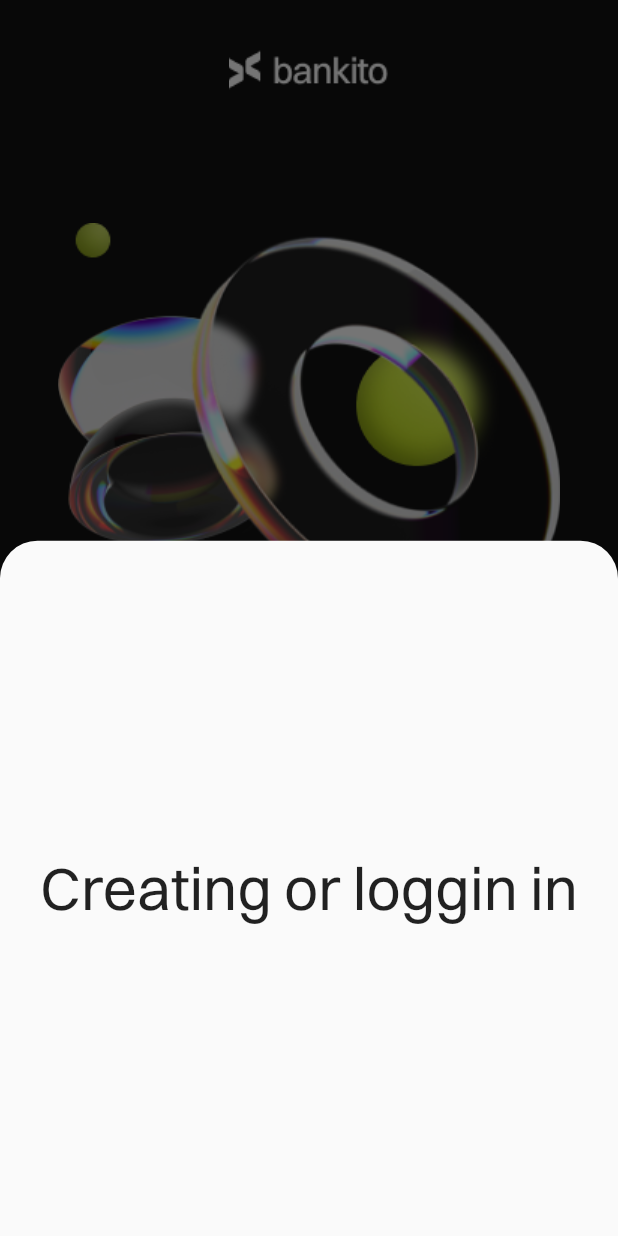
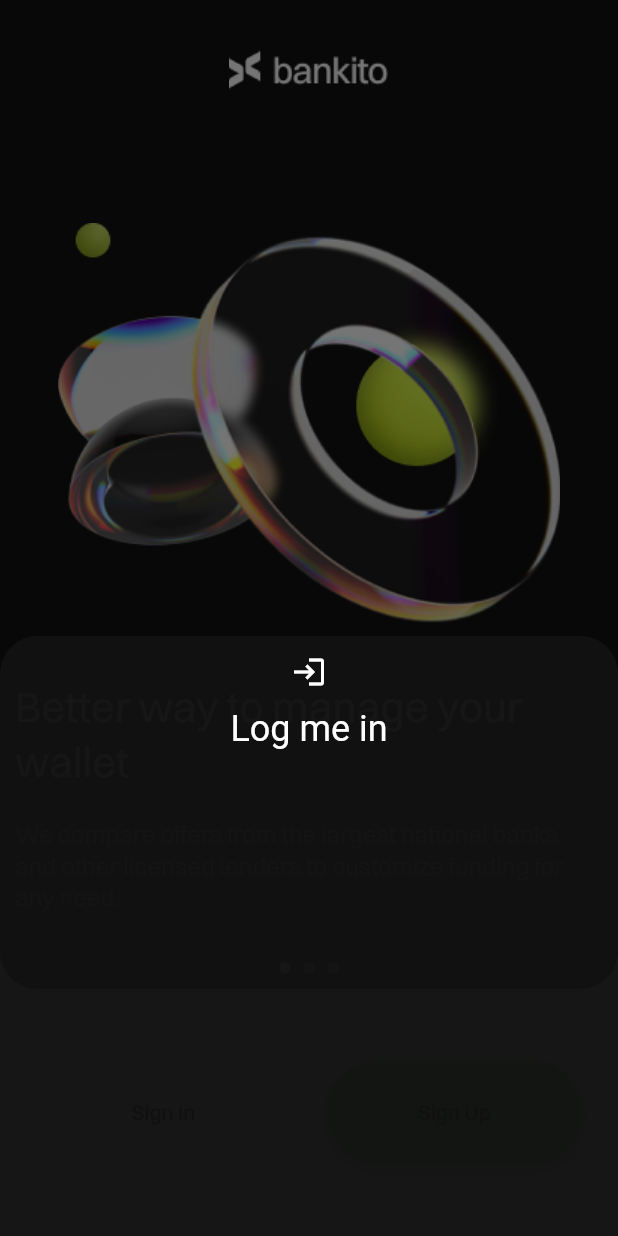
Before and after one commit to browsfer/Bankito, a Flutter app: the SplashScreen screen opened directly, after a tap on "Sign Up", on a phone screen of 412 x 824 dp. Run offline on Flutter 3.47's test engine with Material 2 defaults, Android fonts, the light colour scheme and no system bars; drawn by our look-alikes of intro_slider; our stand-ins replace google_fonts.

Commit message:
Preparing modal bottom sheet, preparing transaction page, managing theme from separate widget

```diff
--- /dev/null
+++ b/lib/onboarding/login_bottomsheet.dart
@@ -0,0 +1,37 @@
+import 'package:flutter/material.dart';
+
+import '../pages/home_page.dart';
+
+class LoginBottomsheet extends StatelessWidget {
+  const LoginBottomsheet({super.key});
+
+  @override
+  Widget build(BuildContext context) {
+    return Container(
+      height: 400,
+      decoration: const BoxDecoration(
+        borderRadius: BorderRadius.only(
+          topLeft: Radius.circular(25),
+          topRight: Radius.circular(25),
+        ),
+      ),
+      child: Column(
+        children: [
+          IconButton(
+            onPressed: () {
+              Navigator.of(context).pushReplacementNamed(HomePage.routeName);
+            },
+            icon: const Icon(
+              Icons.login,
+              color: Colors.white,
+            ),
+          ),
+          RichText(
+              text: const TextSpan(children: [
+            TextSpan(text: 'Log me in', style: TextStyle(fontSize: 24)),
+          ]))
+        ],
+      ),
+    );
+  }
+}
--- a/lib/pages/splash_screen.dart
+++ b/lib/pages/splash_screen.dart
@@ -1,4 +1,6 @@
-import 'package:bankito/widgets/my_intro_slider.dart';
+import 'package:bankito/pages/home_page.dart';
+import 'package:bankito/onboarding/login_bottomsheet.dart';
+import 'package:bankito/onboarding/my_intro_slider.dart';
 import 'package:flutter/material.dart';
 
 class SplashScreen extends StatefulWidget {
@@ -9,6 +11,20 @@ class SplashScreen extends StatefulWidget {
 }
 
 class _SplashScreenState extends State<SplashScreen> {
+  void userAuth() {
+    showModalBottomSheet(
+      backgroundColor: const Color.fromRGBO(17, 17, 17, 0.95),
+      shape: const RoundedRectangleBorder(
+        borderRadius: BorderRadius.only(
+          topLeft: Radius.circular(25),
+          topRight: Radius.circular(25),
+        ),
+      ),
+      context: context,
+      builder: (context) => const LoginBottomsheet(),
+    );
+  }
+
   @override
   Widget build(BuildContext context) {
     return Scaffold(
@@ -35,7 +51,7 @@ class _SplashScreenState extends State<SplashScreen> {
               mainAxisAlignment: MainAxisAlignment.spaceEvenly,
               children: [
                 ElevatedButton(
-                  onPressed: () {},
+                  onPressed: userAuth,
                   style: ButtonStyle(
                     splashFactory: InkRipple.splashFactory,
                     elevation: const MaterialStatePropertyAll(0),
@@ -54,31 +70,7 @@ class _SplashScreenState extends State<SplashScreen> {
                 ),
                 // Loggin in or creating user
                 ElevatedButton(
-                  onPressed: () {
-                    showModalBottomSheet(
-                      shape: RoundedRectangleBorder(
-                        borderRadius: BorderRadius.only(
-                          topLeft: Radius.circular(25),
-                          topRight: Radius.circular(25),
-                        ),
-                      ),
-                      context: context,
-                      builder: (context) => Container(
-                        decoration: BoxDecoration(
-                          borderRadius: BorderRadius.only(
-                            topLeft: Radius.circular(25),
-                            topRight: Radius.circular(25),
-                          ),
-                        ),
-                        height: 500,
-                        child: Center(
-                            child: Text(
-                          'Creating or loggin in',
-                          style: TextStyle(fontSize: 40),
-                        )),
-                      ),
-                    );
-                  },
+                  onPressed: userAuth,
                   style: ButtonStyle(
                     splashFactory: InkRipple.splashFactory,
                     backgroundColor:
--- /dev/null
+++ b/lib/theme/colors.dart
@@ -0,0 +1,6 @@
+import 'package:flutter/material.dart';
+
+class CustomColors {
+  static const Color mainColor = Color.fromRGBO(17, 17, 17, 1);
+  static const Color secondColor = Colors.lightGreen;
+}
--- a/lib/widgets/dropdown_button.dart
+++ b/lib/widgets/dropdown_button.dart
@@ -19,7 +19,7 @@ class MyDropDownButton extends StatelessWidget {
         items: const [
           DropdownMenuItem(
             value: '1',
-            child: Text('Option 1'),
+            child: Text('Log out'),
           ),
           DropdownMenuItem(
             child: Text('Option 2'),
```
Also changed, not shown: lib/main.dart (+5 -3 lines), lib/pages/home_page.dart (+10 -4 lines), lib/pages/transaction_history_page.dart (added, +58 -0 lines), lib/widgets/transactions_page_button.dart (added, +34 -0 lines), lib/onboarding/my_intro_slider.dart (renamed from lib/widgets/my_intro_slider.dart).
